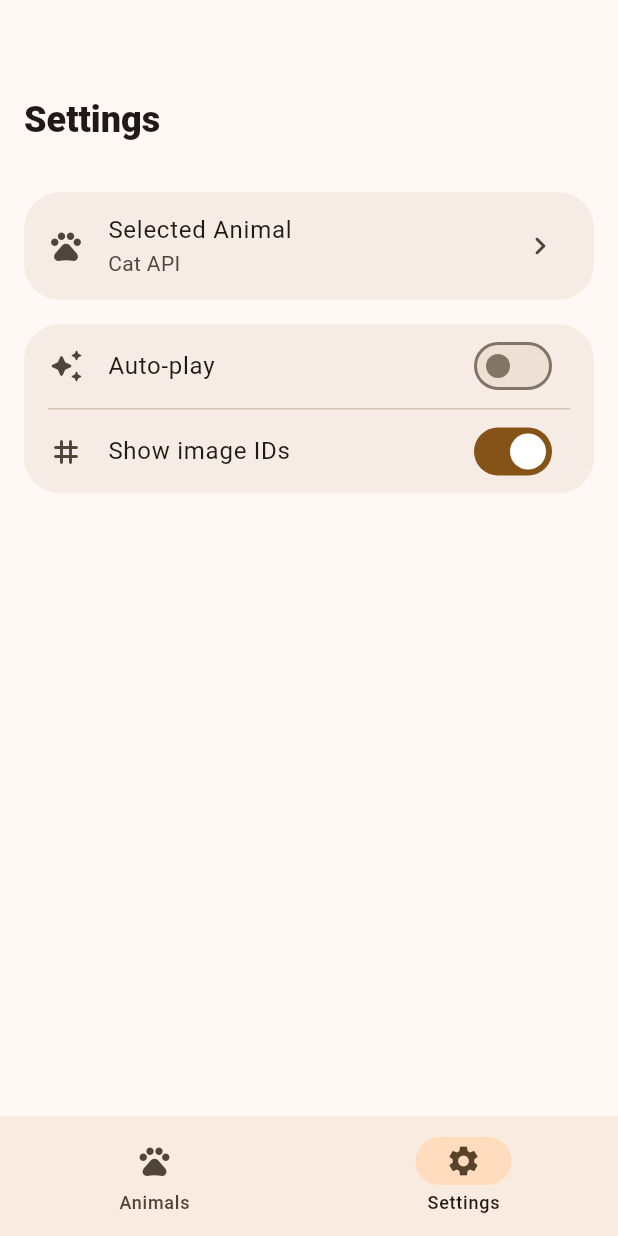
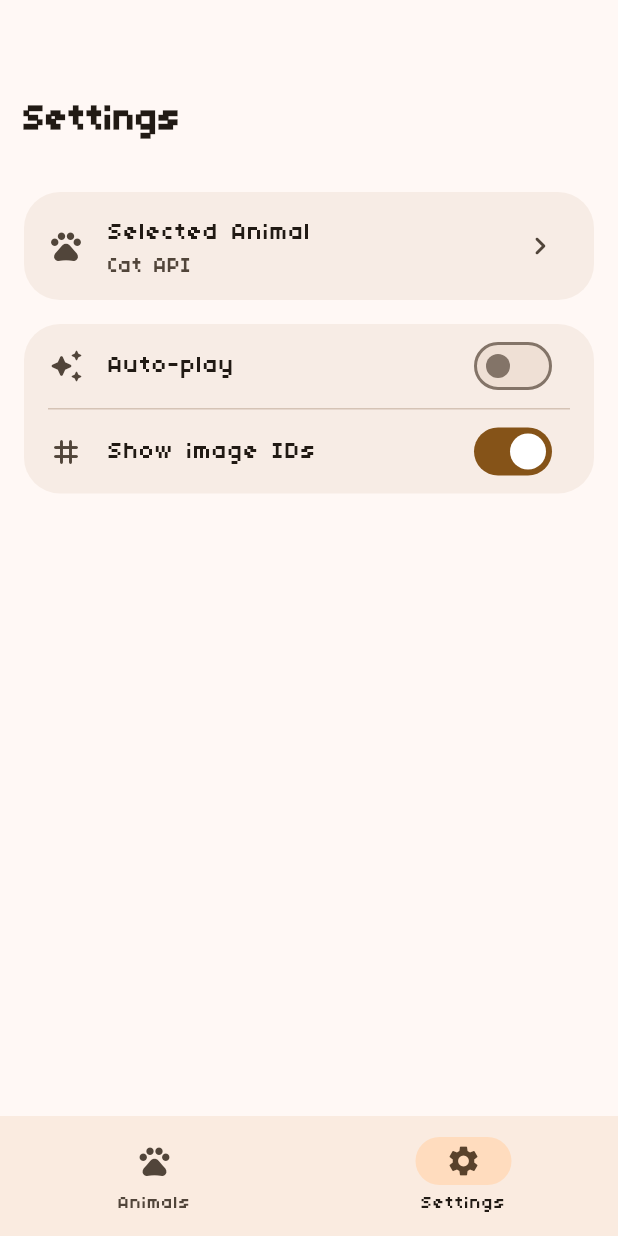
Before and after one commit to reocat/cat-carousel, a Flutter app: the screen it shows after launch, item 2 of the bottom bar chosen, on a phone screen of 412 x 824 dp. Run offline on Flutter 3.47's test engine with Material 3 defaults, Android fonts, the light colour scheme and no system bars; our stand-ins replace carousel_slider, shared_preferences, web; missing offline and left inert: dart:ui_web; network calls fail.

Commit message:
Bring font back

```diff
--- a/lib/main.dart
+++ b/lib/main.dart
@@ -12,7 +12,11 @@ class CatCarouselApp extends StatelessWidget {
   Widget build(BuildContext context) {
     return MaterialApp(
       title: 'Animal Carousel',
-      theme: ThemeData(colorScheme: ColorScheme.fromSeed(seedColor: Colors.orange), useMaterial3: true),
+      theme: ThemeData(
+        colorScheme: ColorScheme.fromSeed(seedColor: Colors.orange),
+        useMaterial3: true,
+        fontFamily: '04b03',
+      ),
       home: const MainNavigationPage(),
     );
   }
```
Also changed, not shown: pubspec.yaml (+4 -19 lines), fonts/04b03.ttf (added).
